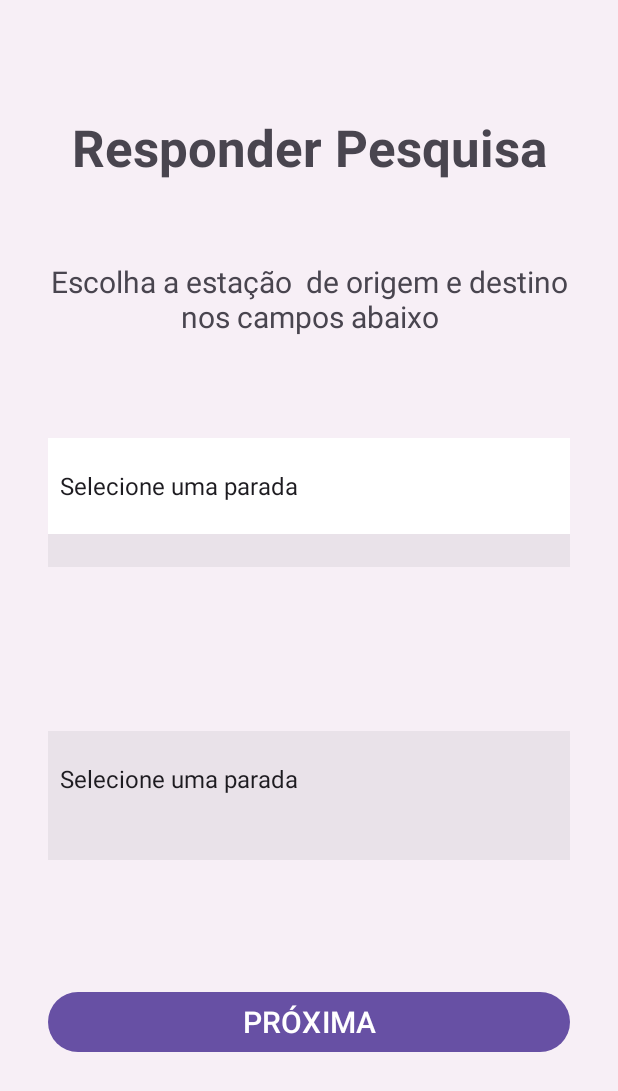
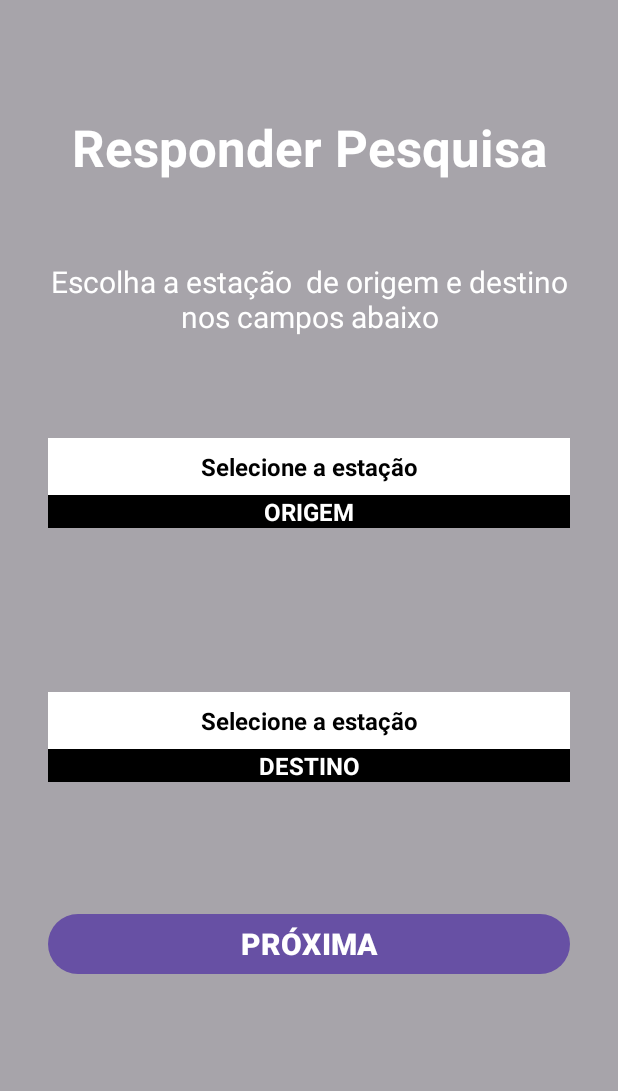
Before and after one commit to SamCodeX01/App-Origem-e-Destino, an Android app: the PesquisaActivity screen opened directly, with no data from a screen before it, on a phone screen of 412 x 824 dp. Shown: the top 1091 px of the screen. Run offline under Robolectric (Android 15) with nearby library versions, the phone set to English and light mode, and no system bars.

Commit message:
quase-pronto2: telas e fontes pintadas e formatadas

```diff
--- a/app/src/main/AndroidManifest.xml
+++ b/app/src/main/AndroidManifest.xml
@@ -12,6 +12,12 @@
         android:supportsRtl="true"
         android:theme="@style/Theme.PesquisaMetropolitana"
         tools:targetApi="31">
+        <activity
+            android:name=".rrrrrrrrrrrrrrrrrrrrrrrrrrrr"
+            android:exported="false" />
+        <activity
+            android:name=".aaaaaaaaaaaaaaaaaa"
+            android:exported="false" />
         <activity
             android:name=".AdminActivity"
             android:exported="false" />
--- a/app/src/main/java/com/example/pesquisametropolitana/AdminActivity.java
+++ b/app/src/main/java/com/example/pesquisametropolitana/AdminActivity.java
@@ -11,7 +11,7 @@ import androidx.core.view.WindowInsetsCompat;
 
 public class AdminActivity extends AppCompatActivity {
     private BancoDeDados bd = null;
-    private TextView txtResultado;
+    private TextView txtResultado, txtQtdRespostas;
 
     @Override
     protected void onCreate(Bundle savedInstanceState) {
@@ -31,8 +31,12 @@ public class AdminActivity extends AppCompatActivity {
 
     private void organizar() {
         bd = BancoDeDados.getInstance();
+        txtQtdRespostas = (TextView) findViewById(R.id.txtQtdRespostas);
         txtResultado = (TextView) findViewById(R.id.txtResultado);
         String respostas = "";
+
+        String textoPadrao = txtQtdRespostas.getText().toString();
+        txtQtdRespostas.setText(textoPadrao + bd.quantidadeRespostas);
 
         for (int i=0; i < bd.quantidadeRespostas; i++) {
             respostas +=
--- a/app/src/main/java/com/example/pesquisametropolitana/PesquisaActivity.java
+++ b/app/src/main/java/com/example/pesquisametropolitana/PesquisaActivity.java
@@ -10,6 +10,7 @@ import android.widget.AdapterView;
 import android.widget.ArrayAdapter;
 import android.widget.Button;
 import android.widget.Spinner;
+import android.widget.TextView;
 import android.widget.Toast;
 
 import androidx.activity.EdgeToEdge;
@@ -20,9 +21,13 @@ import androidx.core.view.WindowInsetsCompat;
 
 public class PesquisaActivity extends AppCompatActivity {
     private BancoDeDados bd = null;
-    private String[] linhaVermelha, linhaDiamante, linhaDiamanteEvermelha;
+    private String[] linhaVermelha, linhaAmarela, linhaAmarelaEvermelha;
     private Spinner spnOrigem, spnDestino;
     private Button btnProxima;
+
+    private String padrao = "Selecione a estação";
+    private String sel_amarela = "LINHA AMARELA:";
+    private String sel_vermelha = "LINHA VERMELHA:";
 
 
     @Override
@@ -45,7 +50,43 @@ public class PesquisaActivity extends AppCompatActivity {
     private void mainConfig() {
         bd = BancoDeDados.getInstance();
 
-        // Estações disponíveis //CARREGAR DEPOIS
+        // Estações disponíveis
+        linhaAmarelaEvermelha = new String[] {
+                "Selecione a estação",
+                "LINHA VERMELHA:",
+                "Corinthians-Itaquera",
+                "Artur Alvim",
+                "Patriarca-Vila Ré",
+                "Guilhermina-Esperança",
+                "Vila Matilde",
+                "Penha-Lojas Besni",
+                "Carrão-Assaí Atacadista",
+                "Tatuapé",
+                "Belém",
+                "Bresser-Mooca",
+                "Brás",
+                "Pedro II",
+                "Sé",
+                "Anhangabaú",
+                "República",
+                "Santa Cecília",
+                "Marechal Deodoro",
+                "Palmeiras-Barra Funda",
+
+                "LINHA AMARELA:",
+                "Vila Sônia Profa. Elisabeth Tenreiro",
+                "São Paulo - Morumbi",
+                "Butantã",
+                "Pinheiros",
+                "Faria Lima",
+                "Fradique Coutinho",
+                "Oscar Freire",
+                "Paulista - Pernambucanas",
+                "Higienópolis - Mackenzie",
+                "República",
+                "Luz"
+        };
+
         linhaVermelha = new String[]{
                 "Corinthians-Itaquera",
                 "Artur Alvim",
@@ -67,76 +108,18 @@ public class PesquisaActivity extends AppCompatActivity {
                 "Palmeiras-Barra Funda"
         };
 
-        linhaDiamante = new String[]{
-                "Júlio Prestes",
-                "Palmeiras-Barra Funda",
-                "Lapa",
-                "Domingos de Moraes",
-                "Imperatriz Leopoldina",
-                "Presidente Altino",
-                "Osasco",
-                "Comandante Sampaio",
-                "Quitaúna",
-                "General Miguel Costa",
-                "Carapicuíba",
-                "Santa Terezinha",
-                "Antonio João",
-                "Barueri",
-                "Jardim Belval",
-                "Jardim Silveira",
-                "Jandira",
-                "Sagrado Coração",
-                "Engenheiro Cardoso",
-                "Itapevi",
-                "Santa Rita",
-                "Amador Bueno"
-        };
-
-        linhaDiamanteEvermelha = new String[] {
-                "Selecione uma parada",
-                "LINHA VERMELHA:",
-                "Corinthians-Itaquera",
-                "Artur Alvim",
-                "Patriarca-Vila Ré",
-                "Guilhermina-Esperança",
-                "Vila Matilde",
-                "Penha-Lojas Besni",
-                "Carrão-Assaí Atacadista",
-                "Tatuapé",
-                "Belém",
-                "Bresser-Mooca",
-                "Brás",
-                "Pedro II",
-                "Sé",
-                "Anhangabaú",
+        linhaAmarela = new String[]{
+                "Vila Sônia Profa. Elisabeth Tenreiro",
+                "São Paulo - Morumbi",
+                "Butantã",
+                "Pinheiros",
+                "Faria Lima",
+                "Fradique Coutinho",
+                "Oscar Freire",
+                "Paulista - Pernambucanas",
+                "Higienópolis - Mackenzie",
                 "República",
-                "Santa Cecília",
-                "Marechal Deodoro",
-                "Palmeiras-Barra Funda",
-
-                "LINHA DIAMANTE:",
-                "Júlio Prestes",
-                "Palmeiras-Barra Funda",
-                "Lapa",
-                "Domingos de Moraes",
-                "Imperatriz Leopoldina",
-                "Presidente Altino",
-                "Osasco",
-                "Comandante Sampaio",
-                "Quitaúna",
-                "General Miguel Costa",
-                "Carapicuíba",
-                "Santa Terezinha",
-                "Antonio João",
-                "Barueri",
-                "Jardim Belval",
-                "Jardim Silveira",
-                "Jandira",
-                "Sagrado Coração",
-                "Engenheiro Cardoso",
-                "Itapevi",
-                "Santa Rita",
-                "Amador Bueno"
+                "Luz"
         };
 
         spnOrigem = (Spinner) findViewById(R.id.spnOrigem);
@@ -149,22 +132,29 @@ public class PesquisaActivity extends AppCompatActivity {
 
 
     private void configurarSpinner(Spinner spinner) {
-        ArrayAdapter adapter = new ArrayAdapter(this, android.R.layout.simple_dropdown_item_1line, linhaDiamanteEvermelha);
+        ArrayAdapter adapter = new ArrayAdapter(this, R.layout.campo_spinner, linhaAmarelaEvermelha);
         spinner.setAdapter(adapter);
     } // OK
 
 
-    private void pintarSpinner(String estacaoEscolhida) {
-        for(String estacao: linhaDiamante) { // Pega cada estação que existe na linha diamante
+    private void pintarSpinner(String estacaoEscolhida, Spinner spinner) {
+        String escolha = spinner.getSelectedItem().toString();
+
+        if (escolha.equals(padrao) || escolha.equals(sel_amarela) || escolha.equals(sel_vermelha)) {
+            spinner.setBackgroundColor(Color.WHITE);
+            return;
+        }
+
+        for(String estacao: linhaAmarela) { // Pega cada estação que existe na linha diamante
             if (estacaoEscolhida.equals(estacao)){
-                spnOrigem.setBackgroundColor(Color.GRAY);
+                spinner.setBackgroundColor(Color.YELLOW);
                 return;
             }
         }
 
         for(String estacao: linhaVermelha) { // Pega cada estação que existe na linha vermelha
             if (estacaoEscolhida.equals(estacao)){
-                spnOrigem.setBackgroundColor(Color.RED);
+                spinner.setBackgroundColor(Color.RED);
                 return;
             }
         }
@@ -172,17 +162,13 @@ public class PesquisaActivity extends AppCompatActivity {
 
 
     private void listeners() {
-        // Passa para a próxima tela (de cadastro)
+        // Passa para a próxima tela (TELA DE CADASTRO)
         btnProxima.setOnClickListener(r -> {
             String origem = spnOrigem.getSelectedItem().toString();
             String destino = spnDestino.getSelectedItem().toString();
 
-            String padrao = "Selecione uma parada";
-            String sel_diamante = "LINHA DIAMANTE:";
-            String sel_vermelha = "LINHA VERMELHA:";
-
-            if (origem != padrao && origem != sel_diamante && origem != sel_vermelha &&
-                    destino != padrao && destino != sel_diamante && destino != sel_vermelha) {
+            if (origem != padrao && origem != sel_amarela && origem != sel_vermelha &&
+                    destino != padrao && destino != sel_amarela && destino != sel_vermelha) {
 
                 // Adicionando ao banco
                 bd.setOrigens(origem);
@@ -200,14 +186,26 @@ public class PesquisaActivity extends AppCompatActivity {
         spnOrigem.setOnItemSelectedListener(new AdapterView.OnItemSelectedListener() {
             public void onItemSelected(AdapterView<?> parent, View view, int position, long id) {
                 String origem = spnOrigem.getSelectedItem().toString();
-                spnOrigem.setBackgroundColor(Color.WHITE);
-                pintarSpinner(origem);
+                pintarSpinner(origem, spnOrigem);
             }
 
             public void onNothingSelected(AdapterView<?> parent) {
                 // Opcional (mas obrigatório implementar)
             }
         });
+
+        spnDestino.setOnItemSelectedListener(new AdapterView.OnItemSelectedListener() {
+            public void onItemSelected(AdapterView<?> parent, View view, int position, long id) {
+                String destino = spnDestino.getSelectedItem().toString();
+                pintarSpinner(destino, spnDestino);
+            }
+
+            public void onNothingSelected(AdapterView<?> parent) {
+                // Opcional (mas obrigatório implementar)
+            }
+        });
+
+
     }
 
 }
--- a/app/src/main/res/layout/activity_pesquisa.xml
+++ b/app/src/main/res/layout/activity_pesquisa.xml
@@ -5,7 +5,7 @@
     android:id="@+id/main"
     android:layout_width="match_parent"
     android:layout_height="match_parent"
-    android:background="#12A08080"
+    android:background="#986D6E71"
     tools:context=".PesquisaActivity">
 
     <TextView
@@ -17,6 +17,7 @@
         android:layout_marginEnd="32dp"
         android:text="Responder Pesquisa"
         android:textAlignment="center"
+        android:textColor="@color/white"
         android:textSize="34sp"
         android:textStyle="bold"
         app:layout_constraintEnd_toEndOf="parent"
@@ -28,7 +29,7 @@
         android:layout_width="0dp"
         android:layout_height="wrap_content"
         android:layout_marginTop="109dp"
-        android:background="#0E000000"
+        android:background="#FFFFFF"
         app:layout_constraintEnd_toEndOf="@+id/spnOrigem"
         app:layout_constraintStart_toStartOf="@+id/spnOrigem"
         app:layout_constraintTop_toBottomOf="@+id/textView3" />
@@ -37,21 +38,22 @@
         android:id="@+id/textView4"
         android:layout_width="0dp"
         android:layout_height="wrap_content"
-        android:background="#0E000000"
+        android:background="#000000"
+        android:text="DESTINO"
         android:textAlignment="center"
+        android:textColor="@color/white"
         android:textSize="16sp"
         android:textStyle="bold"
         app:layout_constraintEnd_toEndOf="@+id/spnDestino"
         app:layout_constraintStart_toStartOf="@+id/spnDestino"
-        app:layout_constraintTop_toBottomOf="@+id/spnDestino"
-        tools:text="Selecione o destino" />
+        app:layout_constraintTop_toBottomOf="@+id/spnDestino" />
 
     <Spinner
         android:id="@+id/spnOrigem"
         android:layout_width="0dp"
         android:layout_height="wrap_content"
         android:layout_marginTop="67dp"
-        android:background="#0E000000"
+        android:background="#FFFFFF"
         app:layout_constraintEnd_toEndOf="@+id/textView5"
         app:layout_constraintStart_toStartOf="@+id/textView5"
         app:layout_constraintTop_toBottomOf="@+id/textView5" />
@@ -60,14 +62,15 @@
         android:id="@+id/textView3"
         android:layout_width="0dp"
         android:layout_height="wrap_content"
-        android:background="#0E000000"
+        android:background="#000000"
+        android:text="ORIGEM"
         android:textAlignment="center"
+        android:textColor="@color/white"
         android:textSize="16sp"
         android:textStyle="bold"
         app:layout_constraintEnd_toEndOf="@+id/spnOrigem"
         app:layout_constraintStart_toStartOf="@+id/spnOrigem"
-        app:layout_constraintTop_toBottomOf="@+id/spnOrigem"
-        tools:text="Selecione a origem" />
+        app:layout_constraintTop_toBottomOf="@+id/spnOrigem" />
 
     <TextView
         android:id="@+id/textView5"
@@ -76,6 +79,7 @@
         android:layout_marginTop="53dp"
         android:text="Escolha a estação  de origem e destino  nos campos abaixo"
         android:textAlignment="center"
+        android:textColor="@color/white"
         android:textSize="20sp"
         app:layout_constraintEnd_toEndOf="@+id/textView2"
         app:layout_constraintHorizontal_bias="0.0"
@@ -89,6 +93,7 @@
         android:layout_marginTop="84dp"
         android:text="PRÓXIMA"
         android:textSize="20sp"
+        android:textStyle="bold"
         app:layout_constraintEnd_toEndOf="@+id/spnDestino"
         app:layout_constraintHorizontal_bias="0.0"
         app:layout_constraintStart_toStartOf="@+id/spnDestino"
--- a/app/src/main/res/layout/activity_splash.xml
+++ b/app/src/main/res/layout/activity_splash.xml
@@ -5,12 +5,14 @@
     android:id="@+id/main"
     android:layout_width="match_parent"
     android:layout_height="match_parent"
+    android:background="#986D6E71"
     tools:context=".SplashActivity">
 
     <TextView
         android:layout_width="wrap_content"
         android:layout_height="wrap_content"
         android:text="Hello World!"
+        android:textColor="#FFFFFF"
         app:layout_constraintBottom_toBottomOf="parent"
         app:layout_constraintEnd_toEndOf="parent"
         app:layout_constraintStart_toStartOf="parent"
--- /dev/null
+++ b/app/src/main/res/layout/campo_spinner.xml
@@ -0,0 +1,11 @@
+<!-- res/layout/spinner_item.xml -->
+<TextView xmlns:android="http://schemas.android.com/apk/res/android"
+    android:id="@+id/spinner_text"
+    android:layout_width="match_parent"
+    android:layout_height="wrap_content"
+    android:gravity="center_horizontal"
+    android:padding="8dp"
+    android:text="TEXTO GENÉRICO"
+    android:textColor="#000000"
+    android:textSize="16sp"
+    android:textStyle="bold" />
--- a/gradle/libs.versions.toml
+++ b/gradle/libs.versions.toml
@@ -1,5 +1,5 @@
 [versions]
-agp = "8.10.1"
+agp = "8.11.1"
 junit = "4.13.2"
 junitVersion = "1.2.1"
 espressoCore = "3.6.1"
```
Also changed, not shown: app/src/main/java/com/example/pesquisametropolitana/CadastroActivity.java (+16 -5 lines), app/src/main/res/layout/activity_admin.xml (+15 -3 lines), app/src/main/res/layout/activity_cadastro.xml (+12 -1 lines), app/src/main/res/layout/activity_login.xml (+7 -0 lines), app/src/main/java/com/example/pesquisametropolitana/BancoDeDados.java (line endings or trailing spaces), gradle/wrapper/gradle-wrapper.properties.
